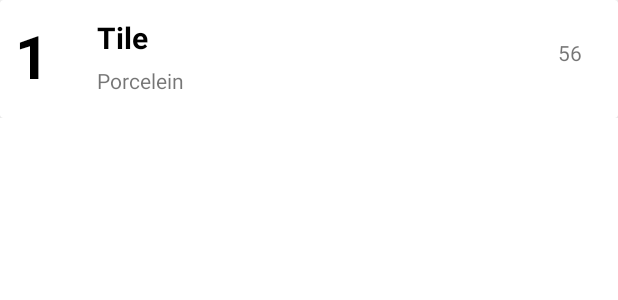
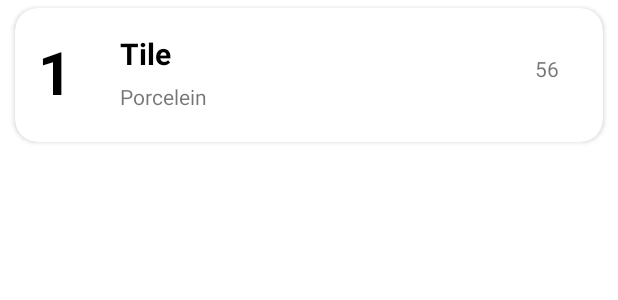
Before and after one commit to tenn2020/Inventory-App, an Android app: the layout product_view.xml on its own in the app's theme, with its tools: preview values and no code run, on a phone screen of 412 x 824 dp. Shown: the top 300 px of the screen. Run offline under Robolectric (Android 15) with nearby library versions, the phone set to English and light mode, and no system bars.

Commit message:
Played around with theme

```diff
--- a/GroupProject/FIM/app/src/main/res/layout/product_view.xml
+++ b/GroupProject/FIM/app/src/main/res/layout/product_view.xml
@@ -9,11 +9,21 @@
 
     <androidx.cardview.widget.CardView
         android:layout_width="match_parent"
-        android:layout_height="wrap_content">
+        android:layout_height="wrap_content"
+        android:layout_marginStart="10dp"
+        android:layout_marginTop="5dp"
+        android:layout_marginEnd="10dp"
+        android:layout_marginBottom="5dp"
+        app:cardCornerRadius="15dp">
 
         <RelativeLayout
             android:layout_width="match_parent"
-            android:layout_height="match_parent">
+            android:layout_height="match_parent"
+            android:layout_marginStart="5dp"
+            android:layout_marginTop="5dp"
+            android:layout_marginEnd="5dp"
+            android:layout_marginBottom="5dp"
+            android:elevation="20dp">
 
             <TextView
                 android:id="@+id/floor_id_txt"
```
Also changed, not shown: GroupProject/FIM/app/src/main/res/drawable/background.xml (added, +11 -0 lines), GroupProject/FIM/app/src/main/res/drawable/rounded_edittext.xml (added, +15 -0 lines), GroupProject/FIM/app/src/main/res/layout/activity_product.xml (+60 -15 lines).
